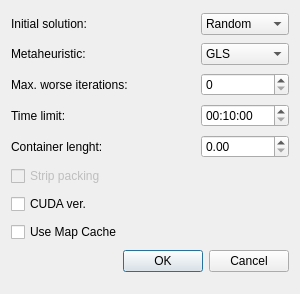
Before: the Qt Designer form RasterVoronoiPacking/RasterVoronoiPackingGUI/runconfigurationsdialog.ui in aksato/RasterVoronoiPacking, drawn with Qt 5.
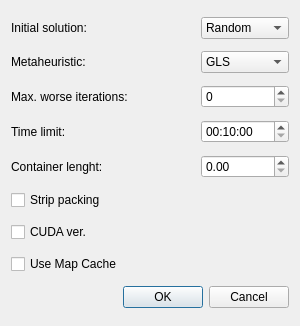
After: the same form once the commit is applied.

```diff
--- a/RasterVoronoiPacking/RasterVoronoiPackingGUI/runconfigurationsdialog.ui
+++ b/RasterVoronoiPacking/RasterVoronoiPackingGUI/runconfigurationsdialog.ui
@@ -7,7 +7,7 @@
     <x>0</x>
     <y>0</y>
     <width>300</width>
-    <height>294</height>
+    <height>326</height>
    </rect>
   </property>
   <property name="windowTitle">
@@ -114,7 +114,7 @@
    <item row="5" column="0" colspan="2">
     <widget class="QCheckBox" name="checkBox">
      <property name="enabled">
-      <bool>false</bool>
+      <bool>true</bool>
      </property>
      <property name="text">
       <string>Strip packing</string>
```
